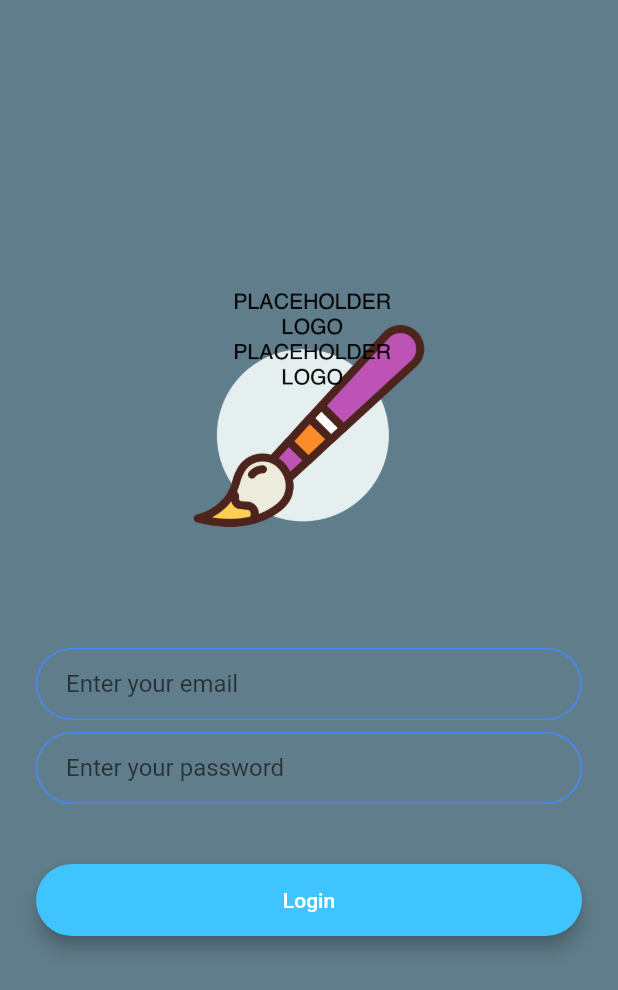
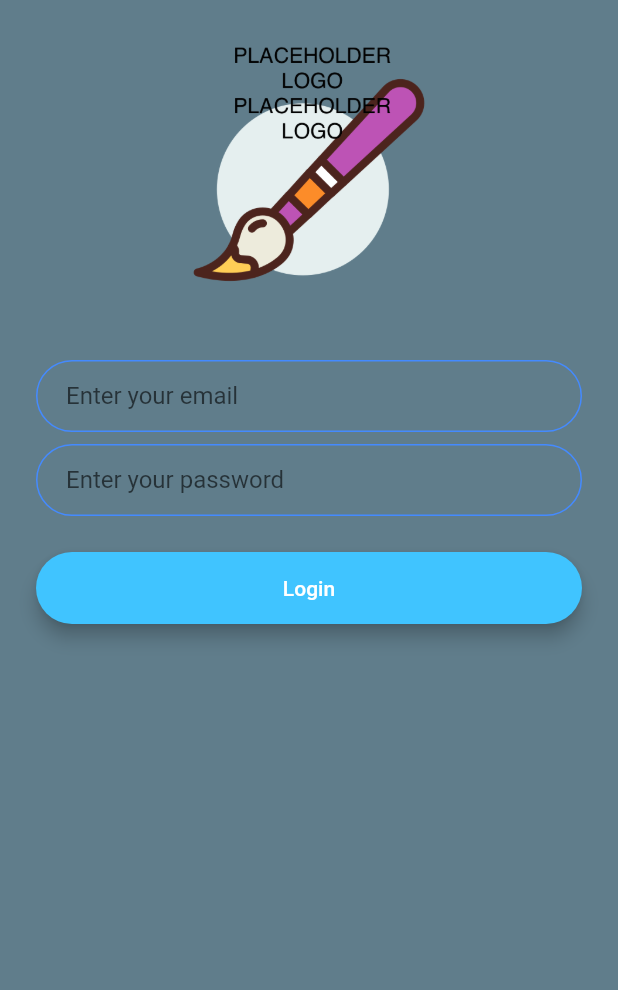
Before and after one commit to Ultra-Doggo/smudge_app, a Flutter app: the LoginScreen screen opened by its route, on a phone screen of 412 x 824 dp. Shown: the top 990 px of the screen. Run offline on Flutter 3.47's test engine with Material 2 defaults, Android fonts, the phone set to English and light mode, and no system bars; our stand-ins replace animated_text_kit; missing offline and left inert: whiteboardkit.

Commit message:
fixed buttons renderbox overflow

```diff
--- a/lib/screens/login_screen.dart
+++ b/lib/screens/login_screen.dart
@@ -18,10 +18,14 @@ class _LoginScreenState extends State<LoginScreen> {
       backgroundColor: Colors.blueGrey,
       body: Padding(
         padding: EdgeInsets.symmetric(horizontal: 24.0),
+        child: SingleChildScrollView(
           child: Column(
             mainAxisAlignment: MainAxisAlignment.center,
             crossAxisAlignment: CrossAxisAlignment.stretch,
             children: <Widget>[
+              SizedBox(
+                height: 20.0,
+              ),
               Hero(
                 tag: 'logo',
                 child: Container(
@@ -30,7 +34,7 @@ class _LoginScreenState extends State<LoginScreen> {
                 ),
               ),
               SizedBox(
-              height: 48.0,
+                height: 20.0,
               ),
               TextField(
                 onChanged: (value) {
@@ -52,7 +56,7 @@ class _LoginScreenState extends State<LoginScreen> {
                 ),
               ),
               SizedBox(
-              height: 24.0,
+                height: 8.0,
               ),
               RoundedButton(
                 title: 'Login',
@@ -64,6 +68,7 @@ class _LoginScreenState extends State<LoginScreen> {
             ],
           ),
         ),
+      ),
     );
   }
 }
```
Also changed, not shown: lib/screens/registration_screen.dart (+7 -2 lines), 2 other files. Lines whose indentation alone changed are shown as unchanged.
